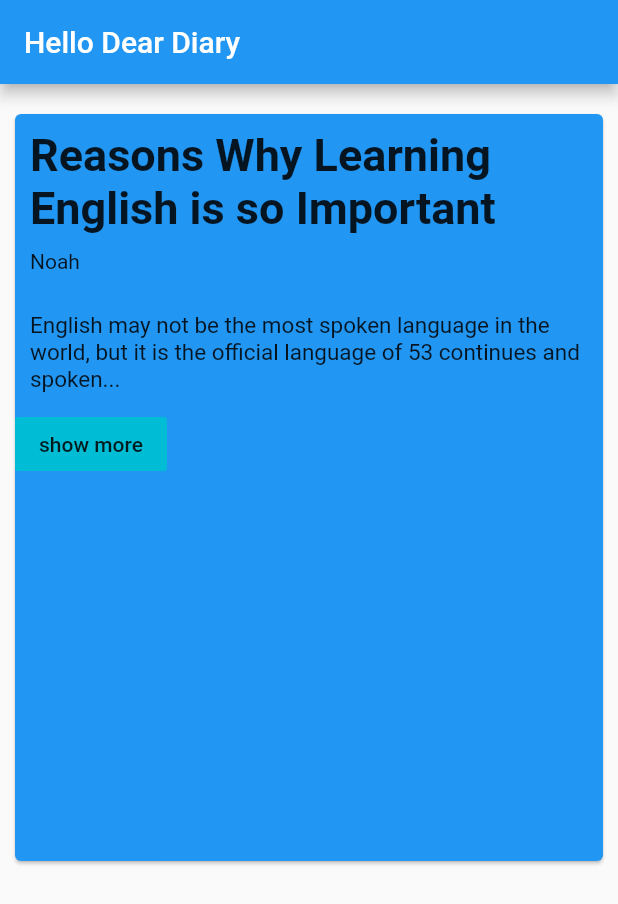
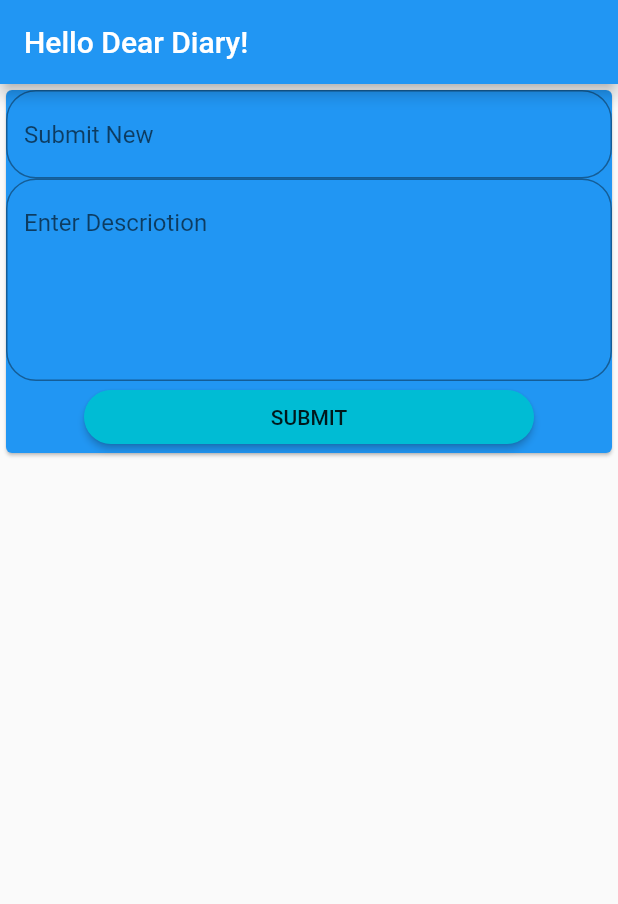
Before and after one commit to PinsaraKWeerasinghe/training_app, a Flutter app: the screen it shows after launch, on a phone screen of 412 x 824 dp. Shown: the top 904 px of the screen. Run offline on Flutter 3.47's test engine with Material 2 defaults, Android fonts, the phone set to English and light mode, and no system bars.

Commit message:
Implement adding card 1

```diff
--- a/lib/dear_diary.dart
+++ b/lib/dear_diary.dart
@@ -1,4 +1,4 @@
-import 'package:flutter/cupertino.dart';
+
 import 'package:flutter/material.dart';
 
 class DiaryCard extends StatelessWidget {
@@ -13,14 +13,10 @@ class DiaryCard extends StatelessWidget {
   @override
   Widget build(BuildContext context) {
 
-    return Scaffold(
-      appBar: AppBar(
-        title: Text("Hello Dear Diary"),
-      ),
-      body: Card(
+    return Card(
 
 
-        margin: EdgeInsets.only(left: 10.0,right: 10.0,top:20.0,bottom: 250.0),
+//        margin: EdgeInsets.only(left: 10.0,right: 10.0,top:20.0,bottom: 250.0),
       color: color,
       child: Column(
 
@@ -65,9 +61,8 @@ class DiaryCard extends StatelessWidget {
           ),
         ],
       ),
-      ),
+    );
 
-    );
   }
 
 
--- a/lib/diary_home.dart
+++ b/lib/diary_home.dart
@@ -1,66 +1,68 @@
+
 
 import 'package:flutter/material.dart';
-import 'package:flutter/rendering.dart';
-//import 'package:flutter/widgets.dart';
 
-class DiaryHome  extends StatefulWidget{
-  _TextInputValueState createState()=> _TextInputValueState();
+class DiaryHome extends StatefulWidget {
+
+  final void Function(String, String) onPress;
+
+  _TextInputValueState createState() => _TextInputValueState();
+
+  const DiaryHome(this.onPress);
 }
 
-class _TextInputValueState extends State<DiaryHome>{
-
-  final textEditingController=TextEditingController();
-  final textEditingController1=TextEditingController();
+class _TextInputValueState extends State<DiaryHome> {
+  final textEditingController = TextEditingController();
+  final textEditingController1 = TextEditingController();
   String _showText;
   String _showText1;
 
-
-
   _onPressed() {
     setState(() {
+
       _showText = textEditingController.text;
       _showText1 = textEditingController1.text;
-      debugPrint(_showText);
-      debugPrint(_showText1);
-      textEditingController.clear();
-      textEditingController1.clear();
 
+      if(_showText==""){
+        debugPrint("Missing title");
+        return;
+      }else {
+        debugPrint(_showText);
+        textEditingController.clear();
 
-    }
-    );
+      }
+
+      if(_showText1==""){
+        debugPrint("Missing description");
+        return;
+      }else {
+        debugPrint(_showText1);
+//        textEditingController1.clear();
+
+      }
+      widget.onPress(_showText, _showText1);
+    });
   }
 
   @override
   Widget build(BuildContext context) {
-    return Scaffold(
-
-      appBar: AppBar(
-        title: Text("Hello Dear Diary2"),
-      ),
-      resizeToAvoidBottomInset: false,
-      body: SingleChildScrollView(
-        child:Container(
-
-          child: Card(
-            color: Colors.blue,
-            margin: EdgeInsets.only(left: 10.0,right: 10.0,top: 20.0,bottom: 200.0),
-            child: Container(
+    return Container(
+      child: Column(
+        children: <Widget>[
+          new Card(
+              color: Colors.blue,
               child: Column(
                 children: <Widget>[
                   new Row(
                     children: <Widget>[
                       new Expanded(
                         child: new TextField(
-                          //                        maxLines: null,
-                          //                        maxLengthEnforced: false,
                           controller: textEditingController,
                           autocorrect: true,
                           decoration: InputDecoration(
                               hintText: "Submit New",
-                              fillColor: Colors.black,
-                              focusedBorder: OutlineInputBorder(
-                                borderSide: new BorderSide(color: Colors.cyan),
-                                borderRadius: new BorderRadius.circular(30.0),
+                              border: OutlineInputBorder(
+                                  borderRadius: const BorderRadius.all(const Radius.circular(20.0))
                               )
                           ),
                         ),
@@ -74,18 +76,16 @@ class _TextInputValueState extends State<DiaryHome>{
                             controller: textEditingController1,
                             autocorrect: true,
                             keyboardType: TextInputType.multiline,
-                            //                        maxLines: null,
-                            //                        maxLengthEnforced: false,
+                            maxLines: 5,
+
                             decoration: InputDecoration(
                                 hintText: "Enter Descriotion",
-                                fillColor: Colors.black,
-                                focusedBorder: OutlineInputBorder(
-                                  borderSide: new BorderSide(color: Colors.cyan),
-                                  borderRadius: new BorderRadius.circular(30.0),
+                                border: OutlineInputBorder(
+                                    borderRadius: const BorderRadius.all(const Radius.circular(20.0))
                                 )
+
                             ),
-                          )
-                      ),
+                          )),
                     ],
                   ),
                   new Row(
@@ -96,30 +96,21 @@ class _TextInputValueState extends State<DiaryHome>{
                       ButtonTheme(
                         minWidth: 300.0,
                         padding: EdgeInsets.only(top: 50.0),
-
-
                         child: RaisedButton(
                           padding: const EdgeInsets.all(8.0),
                           color: Colors.cyan,
-                          shape: new RoundedRectangleBorder(borderRadius: BorderRadius.circular(25)),
+                          shape: new RoundedRectangleBorder(
+                              borderRadius: BorderRadius.circular(25)),
                           onPressed: _onPressed,
                           child: new Text("SUBMIT"),
-
-
                         ),
                       )
                     ],
-                  )
-
+                  ),
                 ],
-              ),
-            ),
-          ),
-        ),
+              ))
+        ],
       ),
     );
-
-
   }
-
 }
--- a/lib/main.dart
+++ b/lib/main.dart
@@ -1,19 +1,51 @@
+import 'package:flutter/material.dart';
+import 'diary_home.dart';
+import 'dear_diary.dart';
+
+void main() => runApp(Deardiary());
+
+class Deardiary extends StatefulWidget {
+
+  @override
+  MainState createState() => MainState();
+
+}
+
+class MainState extends State<Deardiary>{
+
+  final List list = <Widget>[];
+
+  @override
+  Widget build(BuildContext context) {
+    return MaterialApp(
+      home: Scaffold(
+          appBar: AppBar(
+            title: Text("Hello Dear Diary!"),
+          ),
+          body: SingleChildScrollView(
+            child: Container(
+              child: Column(
+                children: <Widget>[
+                  DiaryHome((String title, String description) {
+                    list.add(DiaryCard(
+                        title: title,
+                        subtitle: "Noah",
+                        discription: description,
+                        color: Colors.grey));
+
+                    setState(() {
+
+                    });
+                  }),
 
 
-
-import 'package:flutter/material.dart';
-import 'dear_diary.dart';
-
-
-void main() => runApp(MyApp());
-
-class MyApp extends StatelessWidget{
-  @override
-  Widget build(BuildContext context) {
-    // TODO: implement build
-    return MaterialApp(
-      home: DiaryCard(title: "Reasons Why Learning English is so Important", subtitle:"Noah",discription:"English may not be the most spoken language in the world, but it is the official language of 53 continues and spoken...",color:Colors.blue),
+                  new Column(
+                      children:list
+                  )
+                ],
+              ),
+            ),
+          )),
     );
   }
-
 }
```
Lines whose indentation alone changed are shown as unchanged.
